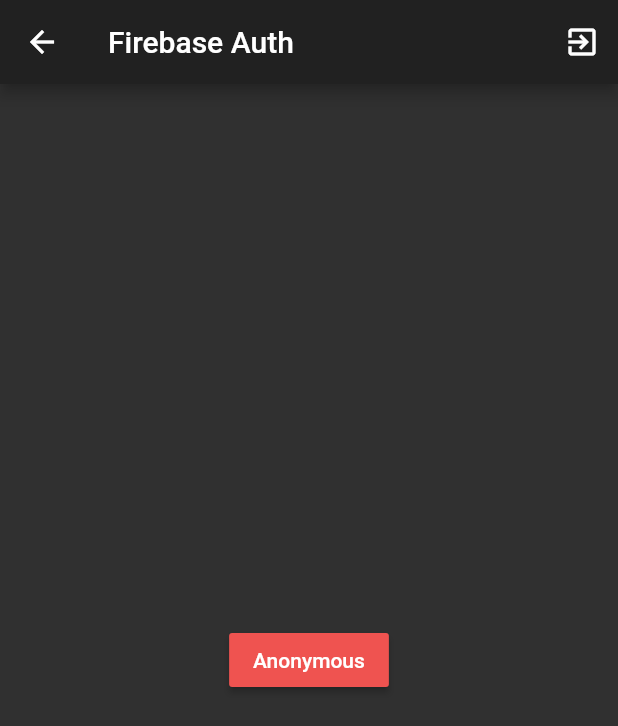
After one commit to Arkangel12/the_dart_side, a Flutter app: the AuthScreen screen opened directly, after a tap on "Anonymous", on a phone screen of 412 x 824 dp. The commit adds this screen. Shown: the top 726 px of the screen. Run offline on Flutter 3.47's test engine with Material 2 defaults, Android fonts, the phone set to English and light mode, and no system bars; our stand-ins replace cloud_firestore; accounts and stored records are empty; network calls fail.

Commit message:
skeleton for firebase auth

```diff
--- /dev/null
+++ b/lib/src/firestore/authentication/auth_screen.dart
@@ -0,0 +1,41 @@
+import 'package:flutter/material.dart';
+import 'package:the_dart_side/src/firestore/authentication/login_screen.dart';
+import 'package:the_dart_side/src/firestore/authentication/register_screen.dart';
+
+class AuthScreen extends StatefulWidget {
+  @override
+  _AuthScreenState createState() => _AuthScreenState();
+}
+
+class _AuthScreenState extends State<AuthScreen> {
+  @override
+  Widget build(BuildContext context) {
+    return Scaffold(
+      appBar: AppBar(
+        title: Text('Firebase Auth'),
+        actions: <Widget>[
+          IconButton(
+            icon: Icon(Icons.exit_to_app),
+            onPressed: () => null, //TODO add logout function
+          ),
+        ],
+      ),
+      body: PageView(
+        children: <Widget>[
+          Container(
+            alignment: Alignment.center,
+            child: RaisedButton(
+              color: Colors.red[400],
+              onPressed: () {
+                //TODO add anonymous function
+              },
+              child: Text('Anonymous'),
+            ),
+          ),
+          RegisterScreen(),
+          LoginScreen(),
+        ],
+      ),
+    );
+  }
+}
--- /dev/null
+++ b/lib/src/firestore/authentication/login_screen.dart
@@ -0,0 +1,74 @@
+import 'package:flutter/material.dart';
+
+class LoginScreen extends StatefulWidget {
+
+  final Function toggleView;
+  LoginScreen({ this.toggleView });
+
+  @override
+  _LoginScreenState createState() => _LoginScreenState();
+}
+
+class _LoginScreenState extends State<LoginScreen> {
+  //TODO agregar authService
+  final _formKey = GlobalKey<FormState>();
+
+  String error = '';
+  String email = '';
+  String password = '';
+
+  @override
+  Widget build(BuildContext context) {
+    return Scaffold(
+      body: Container(
+        padding: EdgeInsets.symmetric(vertical: 20.0, horizontal: 50.0),
+        child: Form(
+          key: _formKey,
+          child: Column(
+            children: <Widget>[
+              SizedBox(height: 20.0),
+              TextFormField(
+                decoration: InputDecoration(
+                    hintText: 'Correo Electrónico'
+                ),
+                validator: (val) => val.isEmpty ? 'Ingresa un correo' : null,
+                onChanged: (val) {
+                  setState(() => email = val);
+                },
+              ),
+              SizedBox(height: 20.0),
+              TextFormField(
+                decoration: InputDecoration(
+                  hintText: 'Contraseña'
+                ),
+                obscureText: true,
+                validator: (val) => val.length < 6 ? 'Password muy corto debe ser de 6+ caracteres' : null,
+                onChanged: (val) {
+                  setState(() => password = val);
+                },
+              ),
+              SizedBox(height: 20.0),
+              RaisedButton(
+                  color: Colors.red[400],
+                  child: Text(
+                    'Iniciar Sesión',
+                    style: TextStyle(color: Colors.white),
+                  ),
+                  onPressed: () async {
+                    if(_formKey.currentState.validate()){
+                      //TODO add registerWithEmailAndPassword
+                    }
+                  }
+              ),
+              SizedBox(height: 12.0),
+              Text(
+                error,
+                style: TextStyle(color: Colors.red, fontSize: 14.0),
+              )
+            ],
+          ),
+        ),
+      ),
+    );
+  }
+}
--- /dev/null
+++ b/lib/src/firestore/authentication/register_screen.dart
@@ -0,0 +1,74 @@
+import 'package:flutter/material.dart';
+
+class RegisterScreen extends StatefulWidget {
+
+  final Function toggleView;
+  RegisterScreen({ this.toggleView });
+
+  @override
+  _RegisterScreenState createState() => _RegisterScreenState();
+}
+
+class _RegisterScreenState extends State<RegisterScreen> {
+  //TODO agregar authService
+  final _formKey = GlobalKey<FormState>();
+
+  String error = '';
+  String email = '';
+  String password = '';
+
+  @override
+  Widget build(BuildContext context) {
+    return Scaffold(
+      body: Container(
+        padding: EdgeInsets.symmetric(vertical: 20.0, horizontal: 50.0),
+        child: Form(
+          key: _formKey,
+          child: Column(
+            children: <Widget>[
+              SizedBox(height: 20.0),
+              TextFormField(
+                decoration: InputDecoration(
+                    hintText: 'Correo Electrónico'
+                ),
+                validator: (val) => val.isEmpty ? 'Ingresa un correo' : null,
+                onChanged: (val) {
+                  setState(() => email = val);
+                },
+              ),
+              SizedBox(height: 20.0),
+              TextFormField(
+                decoration: InputDecoration(
+                    hintText: 'Contraseña'
+                ),
+                obscureText: true,
+                validator: (val) => val.length < 6 ? 'Password muy corto debe ser de 6+ caracteres' : null,
+                onChanged: (val) {
+                  setState(() => password = val);
+                },
+              ),
+              SizedBox(height: 20.0),
+              RaisedButton(
+                  color: Colors.red[400],
+                  child: Text(
+                    'Registro',
+                    style: TextStyle(color: Colors.white),
+                  ),
+                  onPressed: () async {
+                    if(_formKey.currentState.validate()){
+                      //TODO add registerWithEmailAndPassword
+                    }
+                  }
+              ),
+              SizedBox(height: 12.0),
+              Text(
+                error,
+                style: TextStyle(color: Colors.red, fontSize: 14.0),
+              )
+            ],
+          ),
+        ),
+      ),
+    );
+  }
+}
```
Also changed, not shown: lib/src/app.dart (+8 -0 lines), lib/src/firestore/authentication/auth_service.dart (added, +13 -0 lines), lib/src/firestore/authentication/welcome_screen.dart (added, +8 -0 lines), pubspec.lock, 5 other files.
